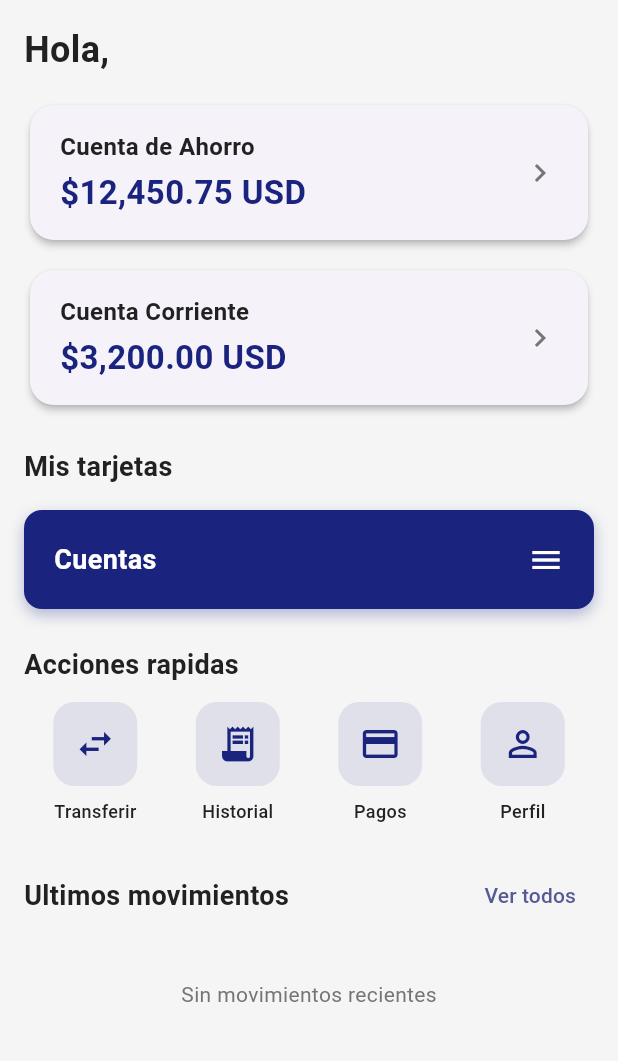
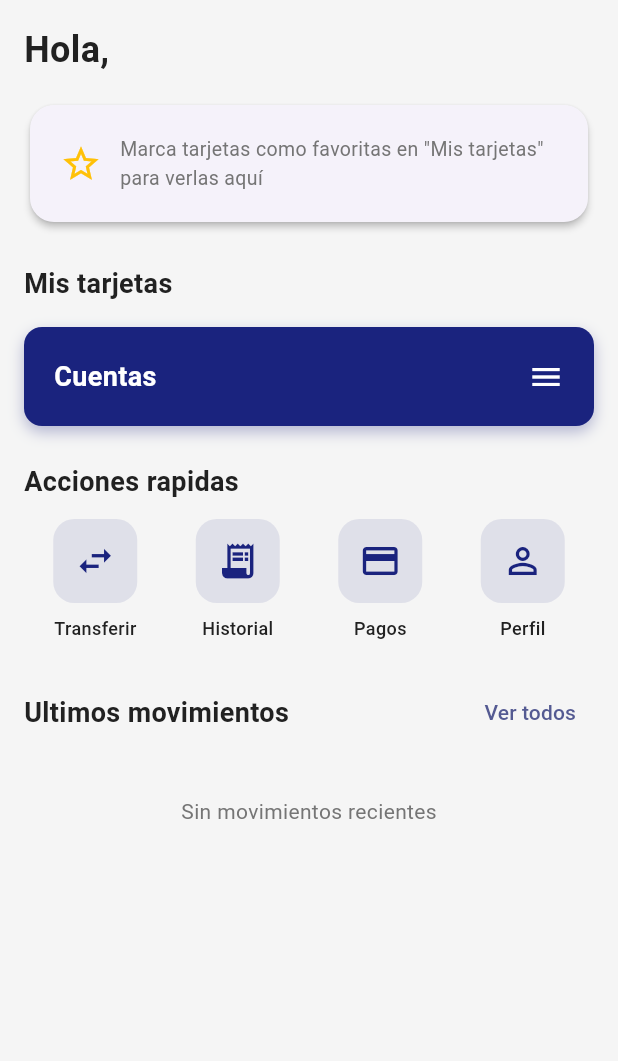
Before and after one commit to waryduchess/NorthwestBank-Frontend, a Flutter app: the DashboardScreen screen opened by its route, on a phone screen of 412 x 824 dp, the part 84-1145 px from its top. Run offline on Flutter 3.47's test engine with Material 3 defaults, Android fonts, the phone set to English and light mode, and no system bars; our stand-ins replace flutter_dotenv, flutter_local_notifications, image_picker, local_auth, share_plus, shared_preferences; accounts and stored records are empty; network calls fail.

Commit message:
asignar tarjetas favoritas

```diff
--- a/lib/screens/dashboard_screen.dart
+++ b/lib/screens/dashboard_screen.dart
@@ -26,6 +26,8 @@ class _DashboardScreenState extends State<DashboardScreen> {
   Timer? _notifTimer;
   List<Transaction> _ultimosMovimientos = [];
   bool _isLoadingMovimientos = false;
+  List<CardModel> _favCards = [];
+  bool _isLoadingFavCards = false;
 
   @override
   void initState() {
@@ -33,6 +35,7 @@ class _DashboardScreenState extends State<DashboardScreen> {
     _cardsFuture = CardService.getUserCards();
     _loadUserName();
     _loadUltimosMovimientos();
+    _loadFavoriteCards();
     _checkNotificaciones();
     _notifTimer = Timer.periodic(
       const Duration(seconds: 30),
@@ -60,6 +63,19 @@ class _DashboardScreenState extends State<DashboardScreen> {
     setState(() {
       _userName = prefs.getString('user_name') ?? '';
     });
+  }
+
+  Future<void> _loadFavoriteCards() async {
+    setState(() => _isLoadingFavCards = true);
+    final prefs = await SharedPreferences.getInstance();
+    final favIds = prefs.getStringList('tarjetas_favoritas') ?? [];
+    final allCards = await CardService.getUserCards();
+    if (mounted) {
+      setState(() {
+        _favCards = allCards.where((c) => favIds.contains(c.id)).toList();
+        _isLoadingFavCards = false;
+      });
+    }
   }
 
   Future<void> _loadUltimosMovimientos() async {
@@ -177,7 +193,8 @@ class _DashboardScreenState extends State<DashboardScreen> {
   Widget _buildCuentasButton(BuildContext context, List<CardModel> cards) {
     return GestureDetector(
       onTap: () {
-        Navigator.pushNamed(context, '/cards-gallery');
+        Navigator.pushNamed(context, '/cards-gallery')
+            .then((_) => _loadFavoriteCards());
       },
       child: Container(
         width: double.infinity,
@@ -287,88 +304,104 @@ class _DashboardScreenState extends State<DashboardScreen> {
                 ),
                 const SizedBox(height: 16),
 
-                // Tarjetas de dinero (originales)
+                // Tarjetas favoritas
+                if (_isLoadingFavCards)
+                  const Padding(
+                    padding: EdgeInsets.symmetric(vertical: 16),
+                    child: Center(child: CircularProgressIndicator()),
+                  )
+                else if (_favCards.isEmpty)
                   Card(
                     elevation: 2,
-                  shape: RoundedRectangleBorder(
-                    borderRadius: BorderRadius.circular(16),
+                    shape: RoundedRectangleBorder(borderRadius: BorderRadius.circular(16)),
+                    child: Padding(
+                      padding: const EdgeInsets.all(20),
+                      child: Row(
+                        children: [
+                          const Icon(Icons.star_border, color: Colors.amber, size: 28),
+                          const SizedBox(width: 12),
+                          const Expanded(
+                            child: Text(
+                              'Marca tarjetas como favoritas en "Mis tarjetas" para verlas aquí',
+                              style: TextStyle(fontSize: 13, color: AppTheme.textSecondary),
                             ),
+                          ),
+                        ],
+                      ),
+                    ),
+                  )
+                else
+                  ...(_favCards.map((card) => Padding(
+                    padding: const EdgeInsets.only(bottom: 12),
+                    child: Card(
+                      elevation: 4,
+                      shape: RoundedRectangleBorder(borderRadius: BorderRadius.circular(12)),
+                      child: Container(
+                        decoration: BoxDecoration(
+                          borderRadius: BorderRadius.circular(12),
+                          image: DecorationImage(
+                            image: AssetImage(card.imagenTarjeta),
+                            fit: BoxFit.cover,
+                            colorFilter: ColorFilter.mode(
+                              Colors.black.withValues(alpha: 0.3),
+                              BlendMode.darken,
+                            ),
+                          ),
+                        ),
+                        child: Material(
+                          color: Colors.transparent,
+                          child: InkWell(
+                            onTap: () => Navigator.push(
+                              context,
+                              MaterialPageRoute(builder: (_) => CardDetailScreen(card: card)),
+                            ),
+                            borderRadius: BorderRadius.circular(12),
                             child: Padding(
-                    padding: const EdgeInsets.symmetric(horizontal: 20, vertical: 16),
+                              padding: const EdgeInsets.all(16),
                               child: Row(
                                 mainAxisAlignment: MainAxisAlignment.spaceBetween,
                                 children: [
                                   Column(
                                     crossAxisAlignment: CrossAxisAlignment.start,
                                     children: [
-                            const Text(
-                              'Cuenta de Ahorro',
-                              style: TextStyle(
+                                      Text(
+                                        card.tipoCuenta,
+                                        style: const TextStyle(
                                           fontSize: 16,
                                           fontWeight: FontWeight.w600,
-                                color: AppTheme.textPrimary,
+                                          color: Colors.white,
                                         ),
                                       ),
-                            const SizedBox(height: 4),
-                            const Text(
-                              '\$12,450.75 USD',
-                              style: TextStyle(
-                                fontSize: 22,
+                                      const SizedBox(height: 8),
+                                      Text(
+                                        card.numeroCuenta,
+                                        style: const TextStyle(
+                                          fontSize: 14,
+                                          fontWeight: FontWeight.w500,
+                                          color: Colors.white70,
+                                          letterSpacing: 1,
+                                        ),
+                                      ),
+                                      const SizedBox(height: 8),
+                                      Text(
+                                        '\$${card.saldo.toStringAsFixed(2)} ${card.moneda}',
+                                        style: const TextStyle(
+                                          fontSize: 14,
                                           fontWeight: FontWeight.bold,
-                                color: AppTheme.primaryColor,
+                                          color: Colors.white,
                                         ),
                                       ),
                                     ],
                                   ),
-                        const Icon(
-                          Icons.chevron_right,
-                          color: AppTheme.textSecondary,
-                        ),
+                                  const Icon(Icons.star, color: Colors.amber, size: 22),
                                 ],
                               ),
                             ),
                           ),
-                const SizedBox(height: 12),
-                Card(
-                  elevation: 2,
-                  shape: RoundedRectangleBorder(
-                    borderRadius: BorderRadius.circular(16),
-                  ),
-                  child: Padding(
-                    padding: const EdgeInsets.symmetric(horizontal: 20, vertical: 16),
-                    child: Row(
-                      mainAxisAlignment: MainAxisAlignment.spaceBetween,
-                      children: [
-                        Column(
-                          crossAxisAlignment: CrossAxisAlignment.start,
-                          children: [
-                            const Text(
-                              'Cuenta Corriente',
-                              style: TextStyle(
-                                fontSize: 16,
-                                fontWeight: FontWeight.w600,
-                                color: AppTheme.textPrimary,
-                              ),
-                            ),
-                            const SizedBox(height: 4),
-                            const Text(
-                              '\$3,200.00 USD',
-                              style: TextStyle(
-                                fontSize: 22,
-                                fontWeight: FontWeight.bold,
-                                color: AppTheme.primaryColor,
-                              ),
-                            ),
-                          ],
-                        ),
-                        const Icon(
-                          Icons.chevron_right,
-                          color: AppTheme.textSecondary,
-                        ),
-                      ],
                         ),
                       ),
                     ),
+                  ))),
 
                 const SizedBox(height: 24),
 
```
Also changed, not shown: lib/screens/cards_gallery_screen.dart (+105 -73 lines). Lines whose indentation alone changed are shown as unchanged.
